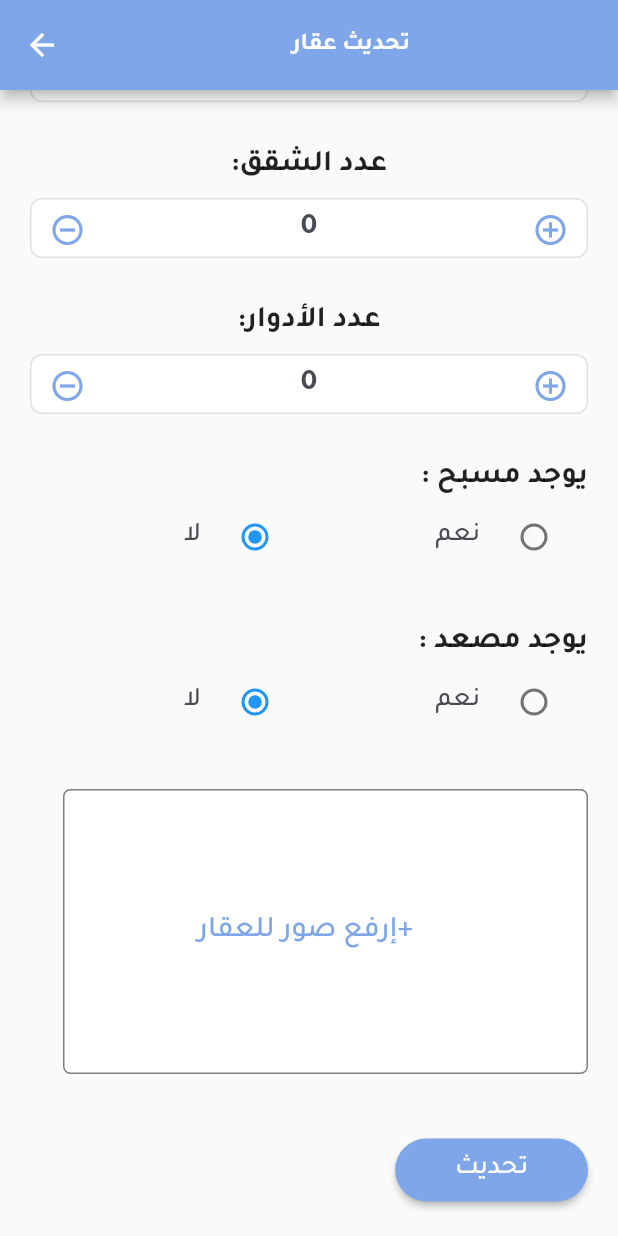
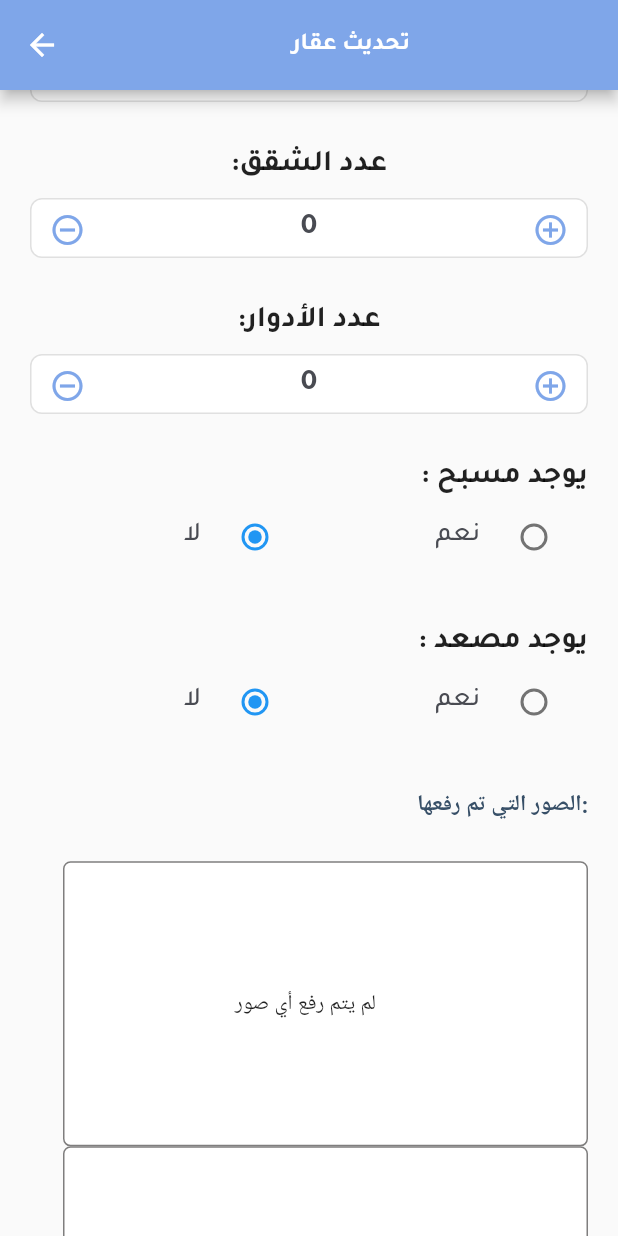
Before and after one commit to khloudaldughaim/2022-GP1-17, a Flutter app: the UpdateBuilding screen opened directly with empty values, scrolled down 947 dp, on a phone screen of 412 x 824 dp. Run offline on Flutter 3.47's test engine with Material 2 defaults, Android fonts, the phone set to English and light mode, and no system bars; our stand-ins replace cloud_firestore, csc_picker, firebase_auth, firebase_core, firebase_storage, fluttertoast and 5 more; missing offline and left inert: cloud_firestore_web, firebase_core_web, search_map_place_updated; accounts and stored records are empty.

Commit message:
add & update page updates

```diff
--- a/lib/pages/updatebuilding.dart
+++ b/lib/pages/updatebuilding.dart
@@ -47,8 +47,10 @@ class _UpdateBuildingState extends State<UpdateBuilding> {
   late int number_of_floors;
   late int number_of_apartments;
 
+
   final ImagePicker _picker = ImagePicker();
   List<XFile> selectedFiles = [];
+  List<String> arrImage = [];
 
   GoogleMapController? googleMapController;
   late TextEditingController spaceController;
@@ -74,6 +76,8 @@ class _UpdateBuildingState extends State<UpdateBuilding> {
     address = "";
     number_of_floors = widget.building.number_of_floor;
     number_of_apartments = widget.building.number_of_apartment;
+    arrImage = widget.building.properties.images;
+
 
     if (widget.building.pool == false) {
       _poolCH = choice.no;
@@ -122,72 +126,60 @@ class _UpdateBuildingState extends State<UpdateBuilding> {
 
   @override
   Widget build(BuildContext context) {
-    // showAlertDialog(BuildContext context) {
-    //   // set up the buttons
-    //   Widget cancelButton = TextButton(
-    //     child: Text("إلغاء"),
-    //     onPressed: () async {
-    //       Navigator.of(context).pop();
-    //     },
-    //   );
-    //   Widget continueButton = TextButton(
-    //     child: Text("تأكيد"),
-    //     onPressed: () async {
-    //       final FirebaseAuth auth = FirebaseAuth.instance;
-    //       final User? user = auth.currentUser;
-    //       final User_id = user!.uid;
-    //       print(User_id);
 
-    //       List<String> arrImage = [];
-    //       for (int i = 0; i < selectedFiles.length; i++) {
-    //         var imageUrl = await uploadFile(selectedFiles[i], User_id);
-    //         arrImage.add(imageUrl.toString());
-    //       }
+    updateData(List<XFile> fileImages) async {
+      for (int i = 0; i < fileImages.length; i++) {
+        var imageUrl = await uploadFile(fileImages[i], widget.building.properties.User_id);
+        arrImage.add(imageUrl.toString());
+      }
 
-    //       _formKey.currentState!.save();
+      if (_formKey.currentState!.validate()) {
+        try {
+          FirebaseFirestore.instance
+              .collection('properties')
+              .doc(property_id)
+              .update({
+            'classification': classification1,
+            'latitude': mapLatLng.latitude,
+            'longitude': mapLatLng.longitude,
+            'price': priceController.text,
+            'space': spaceController.text,
+            'city': city,
+            'neighborhood': neighborhoodController.text,
+            // 'images': arrImage,
+            'property_age': property_age,
+            'number_of_floors': number_of_floors,
+            'elevator': elevator,
+            'pool': pool,
+            'number_of_apartments': number_of_apartments
+          });
 
-    //       FirebaseFirestore.instance
-    //           .collection('properties')
-    //           .doc(property_id)
-    //           .update({
-    //         'classification': classification1,
-    //         'latitude': mapLatLng.latitude,
-    //         'longitude': mapLatLng.longitude,
-    //         'price': priceController.text,
-    //         'space': spaceController.text,
-    //         'city': city,
-    //         'neighborhood': neighborhoodController.text,
-    //         'images': arrImage,
-    //         'property_age': property_age,
-    //         'number_of_floors': number_of_floors,
-    //         'elevator': elevator,
-    //         'pool': pool,
-    //         'number_of_apartments': number_of_apartments
-    //       });
+          Fluttertoast.showToast(
+            msg: "تم التحديث بنجاح",
+            toastLength: Toast.LENGTH_SHORT,
+            gravity: ToastGravity.CENTER,
+            timeInSecForIosWeb: 2,
+            backgroundColor: Color.fromARGB(255, 127, 166, 233),
+            textColor: Color.fromARGB(255, 248, 249, 250),
+            fontSize: 18.0,
+          );
+          Navigator.push(
+              context, MaterialPageRoute(builder: (context) => myProperty()));
+        } catch (e, stack) {
+          Fluttertoast.showToast(
+            msg: "هناك خطأ ما",
+            toastLength: Toast.LENGTH_SHORT,
+            gravity: ToastGravity.CENTER,
+            timeInSecForIosWeb: 5,
+            backgroundColor: Color.fromARGB(255, 127, 166, 233),
+            textColor: Color.fromARGB(255, 252, 253, 255),
+            fontSize: 18.0,
+          );
+        }
+      }
 
-    //       Navigator.of(context).pop();
-    //       ScaffoldMessenger.of(context).showSnackBar(
-    //         const SnackBar(content: Text(' تمت إضافة العقار بنجاح!')),
-    //       );
-    //     },
-    //   );
-    //   // set up the AlertDialog
-    //   AlertDialog alert = AlertDialog(
-    //     title: Text("تأكيد"),
-    //     content: Text("هل أنت متأكد من أنك تريد إضافة هذا العقار؟"),
-    //     actions: [
-    //       cancelButton,
-    //       continueButton,
-    //     ],
-    //   );
-    //   // show the dialog
-    //   showDialog(
-    //     context: context,
-    //     builder: (BuildContext context) {
-    //       return alert;
-    //     },
-    //   );
-    // } //show
+      Navigator.pop(context);
+    }
 
     const appTitle = 'تحديث عقار';
 
@@ -393,23 +385,12 @@ class _UpdateBuildingState extends State<UpdateBuilding> {
                                   ),
                                 ),
                               ),
-
                               validator: (value) {
                                 if (value == null || value.isEmpty) {
                                   return 'الرجاء عدم ترك الخانة فارغة!';
                                 }
                                 return null;
                               },
-
-                              // validator: (value) {
-                              //   if (value == null || value.isEmpty) {
-                              //     return 'الرجاء عدم ترك الخانة فارغة!';
-                              //   }
-                              //   if (!RegExp(r'[0-9]').hasMatch(value)) {
-                              //     return 'الرجاء إدخال أرقام فقط';
-                              //   }
-                              //   return null;
-                              // },
                             ),
                           ),
                         ],
@@ -820,6 +801,115 @@ class _UpdateBuildingState extends State<UpdateBuilding> {
                       Container(
                         margin: const EdgeInsets.all(15),
                       ),
+                      Align(
+                        alignment: Alignment.topRight,
+                        child: Padding(
+                          padding: EdgeInsets.only(
+                            bottom: MediaQuery.of(context).size.width / 50,
+                          ),
+                          child: Text(
+                            ":الصور التي تم رفعها",
+                            style: const TextStyle(
+                              fontSize: 15,
+                              fontWeight: FontWeight.bold,
+                              color: Color(0xFF374F67),
+                            ),
+                          ),
+                        ),
+                      ),
+                      SizedBox(
+                        height: 20,
+                      ),
+                      Container(
+                        height: 190,
+                        width: 350,
+                        decoration: BoxDecoration(
+                          color: Colors.white,
+                          border: Border.all(
+                            color: Color.fromARGB(255, 127, 126, 126),
+                            width: 1,
+                          ),
+                          borderRadius: BorderRadius.circular(5),
+                        ),
+                        child: SizedBox(
+                            height: 100,
+                            width: MediaQuery.of(context).size.width,
+                            child: ListView(
+                              scrollDirection: Axis.horizontal,
+                              physics: const AlwaysScrollableScrollPhysics(),
+                              children: [
+                                arrImage.isEmpty
+                                    ? Container(
+                                        alignment: Alignment.center,
+                                        width:
+                                            MediaQuery.of(context).size.width /
+                                                1.1,
+                                        child: Text(
+                                          "لم يتم رفع أي صور",
+                                        ),
+                                      )
+                                    : Container(
+                                        margin: EdgeInsets.only(
+                                          top: MediaQuery.of(context)
+                                                  .size
+                                                  .height /
+                                              40,
+                                          bottom: MediaQuery.of(context)
+                                                  .size
+                                                  .height /
+                                              70,
+                                        ),
+                                        height: 100,
+                                        child: ListView(
+                                          shrinkWrap: true,
+                                          physics:
+                                              const NeverScrollableScrollPhysics(),
+                                          scrollDirection: Axis.horizontal,
+                                          children: arrImage
+                                              .map((e) => Stack(
+                                                    alignment:
+                                                        AlignmentDirectional
+                                                            .topEnd,
+                                                    children: [
+                                                      Padding(
+                                                        padding:
+                                                            const EdgeInsets
+                                                                .all(4.0),
+                                                        child: Container(
+                                                          color: Colors.blue,
+                                                          child: Image.network(
+                                                            e,
+                                                            fit: BoxFit.cover,
+                                                            height: 100,
+                                                            width: 100,
+                                                          ),
+                                                        ),
+                                                      ),
+                                                      InkWell(
+                                                          onTap: () {
+                                                            setState(() {
+                                                              arrImage
+                                                                  .remove(e);
+                                                            });
+                                                          },
+                                                          child: const Padding(
+                                                            padding:
+                                                                EdgeInsets.all(
+                                                                    .02),
+                                                            child: Icon(
+                                                              Icons.cancel,
+                                                              size: 15,
+                                                              color: Colors.red,
+                                                            ),
+                                                          )),
+                                                    ],
+                                                  ))
+                                              .toList(),
+                                        ),
+                                      ),
+                              ],
+                            )),
+                      ),
 
                       //upload images
                       Container(
@@ -856,7 +946,7 @@ class _UpdateBuildingState extends State<UpdateBuilding> {
                                                     255, 127, 166, 233)),
                                           ),
                                           onPressed: () {
-                                            //selectImage();
+                                            selectImage();
                                           },
                                         ),
                                       )
@@ -932,54 +1022,7 @@ class _UpdateBuildingState extends State<UpdateBuilding> {
                       //submit button
                       ElevatedButton(
                         onPressed: () async {
-                          if (_formKey.currentState!.validate()) {
-                            try {
-                              FirebaseFirestore.instance
-                                  .collection('properties')
-                                  .doc(property_id)
-                                  .update({
-                                'classification': classification1,
-                                'latitude': mapLatLng.latitude,
-                                'longitude': mapLatLng.longitude,
-                                'price': priceController.text,
-                                'space': spaceController.text,
-                                'city': city,
-                                'neighborhood': neighborhoodController.text,
-                                // 'images': arrImage,
-                                'property_age': property_age,
-                                'number_of_floors': number_of_floors,
-                                'elevator': elevator,
-                                'pool': pool,
-                                'number_of_apartments': number_of_apartments
-                              });
-
-                              Fluttertoast.showToast(
-                                msg: "تم التحديث بنجاح",
-                                toastLength: Toast.LENGTH_SHORT,
-                                gravity: ToastGravity.CENTER,
-                                timeInSecForIosWeb: 2,
-                                backgroundColor:
-                                    Color.fromARGB(255, 127, 166, 233),
-                                textColor: Color.fromARGB(255, 248, 249, 250),
-                                fontSize: 18.0,
-                              );
-                              Navigator.push(
-                                  context,
-                                  MaterialPageRoute(
-                                      builder: (context) => myProperty()));
-                            } catch (e, stack) {
-                              Fluttertoast.showToast(
-                                msg: "هناك خطأ ما",
-                                toastLength: Toast.LENGTH_SHORT,
-                                gravity: ToastGravity.CENTER,
-                                timeInSecForIosWeb: 5,
-                                backgroundColor:
-                                    Color.fromARGB(255, 127, 166, 233),
-                                textColor: Color.fromARGB(255, 252, 253, 255),
-                                fontSize: 18.0,
-                              );
-                            }
-                          }
+                          updateData(selectedFiles);
                         },
                         style: ButtonStyle(
                           backgroundColor: MaterialStateProperty.all(
--- a/pubspec.yaml
+++ b/pubspec.yaml
@@ -50,6 +50,8 @@ dependencies:
   search_map_place_updated: ^0.0.4
   location: ^4.4.0
   photo_view: ^0.14.0
+  uuid: ^3.0.6
+  geocoding: ^2.0.5
 
 
 dev_dependencies:
```
Also changed, not shown: lib/pages/add.dart (+26 -10 lines), pubspec.lock.
